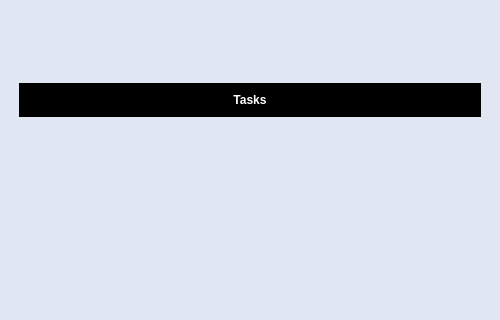
Before: the Qt Designer form mainmenu.ui in SecurityCze/programming_for_dummies_by_dummies_application, drawn with Qt 5; both pictures show x 0 to 500 and y 150 to 470 of the 500 by 620 pixel window.
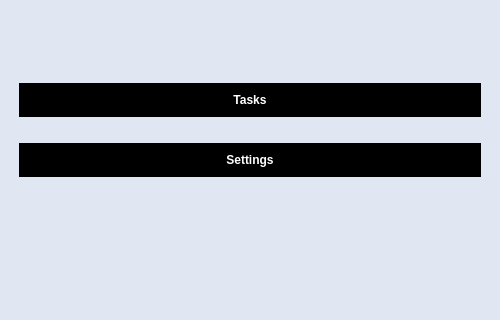
After: the same form once the commit is applied. Icons and pictures are not drawn.

Commit message: Add: user configuration storage and settings windows

What changed in the file:
```diff
--- a/mainmenu.ui
+++ b/mainmenu.ui
@@ -151,6 +151,16 @@
         </property>
        </widget>
       </item>
+      <item>
+       <widget class="QPushButton" name="settingsButton">
+        <property name="toolTip">
+         <string>Lets user set application settings</string>
+        </property>
+        <property name="text">
+         <string>Settings</string>
+        </property>
+       </widget>
+      </item>
       <item>
        <spacer name="verticalSpacer">
         <property name="orientation">
```
The commit also changes 11 other files.
